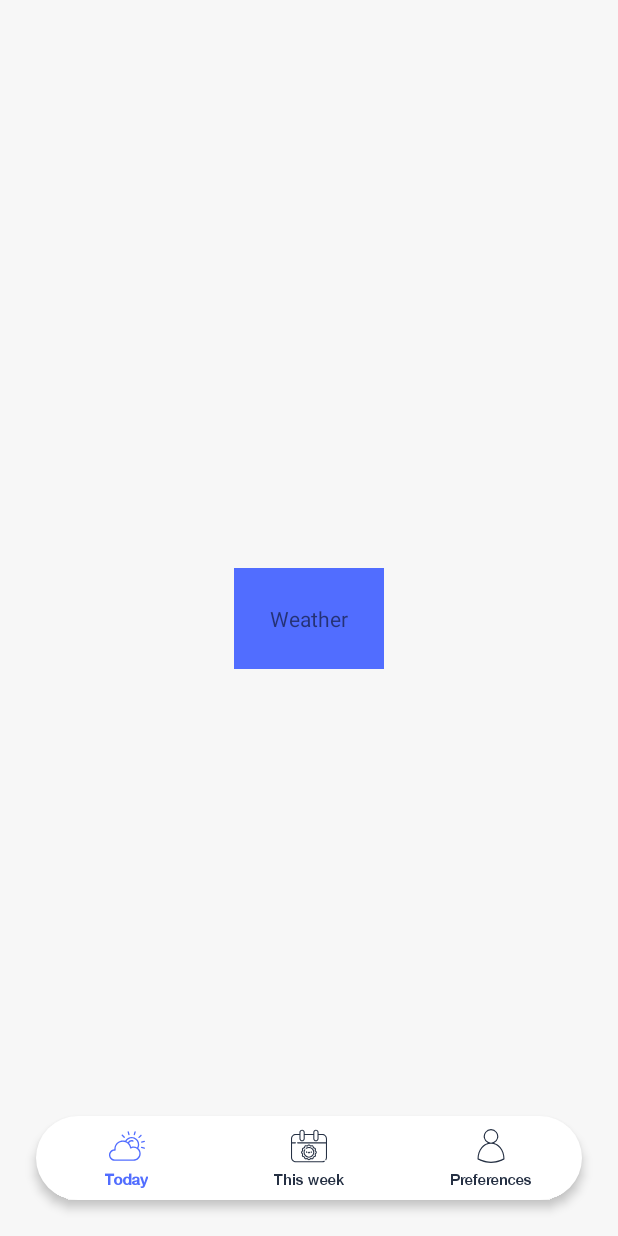
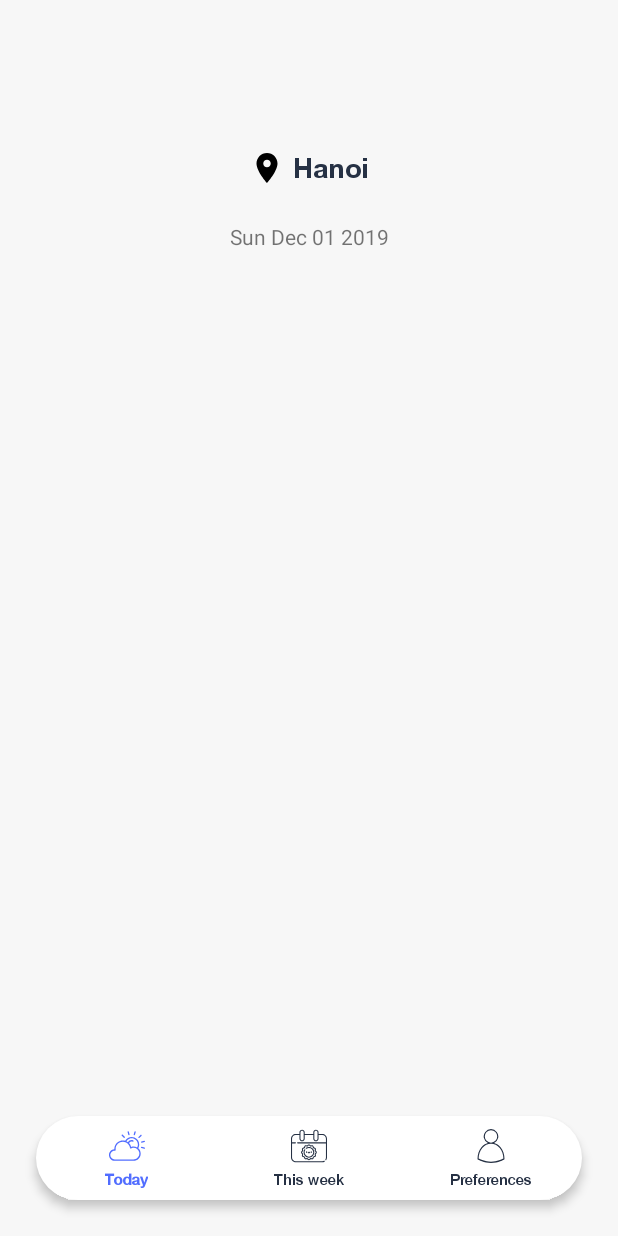
Before and after one commit to fabirt/weather-forecast-app, an Android app: the screen it shows after launch (MainActivity), on a phone screen of 412 x 824 dp. Run offline under Robolectric (Android 15) with nearby library versions, the phone set to English and light mode, and no system bars; our stand-ins replace navigation-ui.

Commit message:
Editing fragments layout

```diff
--- a/android/app/src/main/res/anim/fade_through.xml
+++ b/android/app/src/main/res/anim/fade_through.xml
@@ -1,9 +1,9 @@
 <?xml version="1.0" encoding="utf-8"?>
 <set xmlns:android="http://schemas.android.com/apk/res/android">
     <scale
-        android:duration="@android:integer/config_mediumAnimTime"
-        android:fromXScale="0.82"
-        android:fromYScale="0.82"
+        android:duration="@android:integer/config_shortAnimTime"
+        android:fromXScale="0.9"
+        android:fromYScale="0.9"
         android:toXScale="1.0"
         android:toYScale="1.0"
         android:pivotX="50%"
@@ -11,7 +11,7 @@
         android:startOffset="100"/>
 
     <alpha
-        android:duration="@android:integer/config_mediumAnimTime"
+        android:duration="@android:integer/config_shortAnimTime"
         android:fromAlpha="0.0"
         android:toAlpha="1.0"
         android:startOffset="100"
--- /dev/null
+++ b/android/app/src/main/res/drawable/ic_location_on.xml
@@ -0,0 +1,9 @@
+<vector xmlns:android="http://schemas.android.com/apk/res/android"
+        android:width="24dp"
+        android:height="24dp"
+        android:viewportWidth="24.0"
+        android:viewportHeight="24.0">
+    <path
+        android:fillColor="#FF000000"
+        android:pathData="M12,2C8.13,2 5,5.13 5,9c0,5.25 7,13 7,13s7,-7.75 7,-13c0,-3.87 -3.13,-7 -7,-7zM12,11.5c-1.38,0 -2.5,-1.12 -2.5,-2.5s1.12,-2.5 2.5,-2.5 2.5,1.12 2.5,2.5 -1.12,2.5 -2.5,2.5z"/>
+</vector>
--- a/android/app/src/main/res/layout/weather_fragment.xml
+++ b/android/app/src/main/res/layout/weather_fragment.xml
@@ -7,14 +7,29 @@
     tools:context=".presentation.weather.WeatherFragment">
 
     <TextView
+        android:id="@+id/textView2"
         android:layout_width="wrap_content"
         android:layout_height="wrap_content"
-        android:background="@color/colorAccent"
-        android:padding="24dp"
-        android:text="Weather"
-        app:layout_constraintBottom_toBottomOf="parent"
+        android:layout_marginTop="100dp"
+        android:drawableStart="@drawable/ic_location_on"
+        android:drawablePadding="5dp"
+        android:fontFamily="@font/helvetica_neu_bold"
+        android:gravity="center"
+        android:text="Hanoi"
+        android:textColor="@color/colorPrimaryDark"
+        android:textSize="18sp"
         app:layout_constraintEnd_toEndOf="parent"
         app:layout_constraintStart_toStartOf="parent"
         app:layout_constraintTop_toTopOf="parent" />
 
+    <TextView
+        android:id="@+id/textView"
+        android:layout_width="wrap_content"
+        android:layout_height="wrap_content"
+        android:layout_marginTop="24dp"
+        android:text="Sun Dec 01 2019"
+        app:layout_constraintEnd_toEndOf="parent"
+        app:layout_constraintStart_toStartOf="parent"
+        app:layout_constraintTop_toBottomOf="@+id/textView2" />
+
 </androidx.constraintlayout.widget.ConstraintLayout>
```
Also changed, not shown: android/app/src/main/res/drawable/ic_event_note_black_24dp.xml (added, +9 -0 lines), android/app/src/main/res/layout/future_weather_fragment.xml (+9 -4 lines), android/app/src/main/res/layout/settings_fragment.xml (+23 -5 lines).
